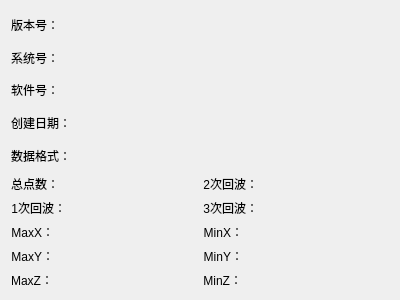
Before: the Qt Designer form ui/lasinfo.ui in sparclefan/lasviewer, drawn with Qt 5.
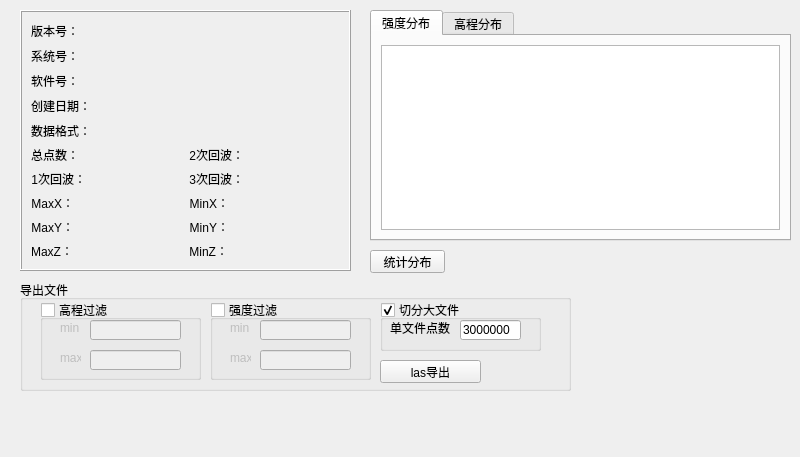
After: the same form once the commit is applied. Custom widgets are drawn as their Qt base class.

Commit message: add export/splitFile Las statistic charts

```diff
--- a/ui/lasinfo.ui
+++ b/ui/lasinfo.ui
@@ -6,13 +6,46 @@
    <rect>
     <x>0</x>
     <y>0</y>
-    <width>400</width>
-    <height>300</height>
+    <width>800</width>
+    <height>457</height>
    </rect>
   </property>
+  <property name="sizePolicy">
+   <sizepolicy hsizetype="Fixed" vsizetype="Fixed">
+    <horstretch>0</horstretch>
+    <verstretch>0</verstretch>
+   </sizepolicy>
+  </property>
+  <property name="minimumSize">
+   <size>
+    <width>415</width>
+    <height>457</height>
+   </size>
+  </property>
+  <property name="maximumSize">
+   <size>
+    <width>800</width>
+    <height>657</height>
+   </size>
+  </property>
   <property name="windowTitle">
    <string>Las文件信息</string>
   </property>
+  <widget class="QFrame" name="frame">
+   <property name="geometry">
+    <rect>
+     <x>20</x>
+     <y>10</y>
+     <width>331</width>
+     <height>261</height>
+    </rect>
+   </property>
+   <property name="frameShape">
+    <enum>QFrame::Box</enum>
+   </property>
+   <property name="frameShadow">
+    <enum>QFrame::Raised</enum>
+   </property>
   <layout class="QHBoxLayout" name="horizontalLayout">
    <item>
     <layout class="QVBoxLayout" name="verticalLayout_2">
@@ -432,6 +465,258 @@
    </item>
   </layout>
  </widget>
+  <widget class="QGroupBox" name="groupBox">
+   <property name="geometry">
+    <rect>
+     <x>20</x>
+     <y>280</y>
+     <width>551</width>
+     <height>111</height>
+    </rect>
+   </property>
+   <property name="title">
+    <string>导出文件</string>
+   </property>
+   <widget class="QGroupBox" name="gb_altitudeFilter">
+    <property name="geometry">
+     <rect>
+      <x>20</x>
+      <y>20</y>
+      <width>161</width>
+      <height>80</height>
+     </rect>
+    </property>
+    <property name="title">
+     <string>高程过滤</string>
+    </property>
+    <property name="checkable">
+     <bool>true</bool>
+    </property>
+    <property name="checked">
+     <bool>false</bool>
+    </property>
+    <widget class="QLabel" name="label_17">
+     <property name="geometry">
+      <rect>
+       <x>20</x>
+       <y>20</y>
+       <width>21</width>
+       <height>16</height>
+      </rect>
+     </property>
+     <property name="text">
+      <string>min</string>
+     </property>
+    </widget>
+    <widget class="QLabel" name="label_18">
+     <property name="geometry">
+      <rect>
+       <x>20</x>
+       <y>50</y>
+       <width>21</width>
+       <height>16</height>
+      </rect>
+     </property>
+     <property name="text">
+      <string>max</string>
+     </property>
+    </widget>
+    <widget class="QLineEdit" name="le_minAltitude">
+     <property name="geometry">
+      <rect>
+       <x>50</x>
+       <y>20</y>
+       <width>91</width>
+       <height>20</height>
+      </rect>
+     </property>
+    </widget>
+    <widget class="QLineEdit" name="le_maxAltitude">
+     <property name="geometry">
+      <rect>
+       <x>50</x>
+       <y>50</y>
+       <width>91</width>
+       <height>20</height>
+      </rect>
+     </property>
+    </widget>
+   </widget>
+   <widget class="QGroupBox" name="gb_intentFilter">
+    <property name="geometry">
+     <rect>
+      <x>190</x>
+      <y>20</y>
+      <width>161</width>
+      <height>80</height>
+     </rect>
+    </property>
+    <property name="title">
+     <string>强度过滤</string>
+    </property>
+    <property name="checkable">
+     <bool>true</bool>
+    </property>
+    <property name="checked">
+     <bool>false</bool>
+    </property>
+    <widget class="QLabel" name="label_19">
+     <property name="geometry">
+      <rect>
+       <x>20</x>
+       <y>20</y>
+       <width>21</width>
+       <height>16</height>
+      </rect>
+     </property>
+     <property name="text">
+      <string>min</string>
+     </property>
+    </widget>
+    <widget class="QLabel" name="label_20">
+     <property name="geometry">
+      <rect>
+       <x>20</x>
+       <y>50</y>
+       <width>21</width>
+       <height>16</height>
+      </rect>
+     </property>
+     <property name="text">
+      <string>max</string>
+     </property>
+    </widget>
+    <widget class="QLineEdit" name="le_minIntent">
+     <property name="geometry">
+      <rect>
+       <x>50</x>
+       <y>20</y>
+       <width>91</width>
+       <height>20</height>
+      </rect>
+     </property>
+    </widget>
+    <widget class="QLineEdit" name="le_maxIntent">
+     <property name="geometry">
+      <rect>
+       <x>50</x>
+       <y>50</y>
+       <width>91</width>
+       <height>20</height>
+      </rect>
+     </property>
+    </widget>
+   </widget>
+   <widget class="QPushButton" name="pb_export">
+    <property name="geometry">
+     <rect>
+      <x>360</x>
+      <y>80</y>
+      <width>101</width>
+      <height>23</height>
+     </rect>
+    </property>
+    <property name="text">
+     <string>las导出</string>
+    </property>
+   </widget>
+   <widget class="QGroupBox" name="gb_splitFile">
+    <property name="geometry">
+     <rect>
+      <x>360</x>
+      <y>20</y>
+      <width>161</width>
+      <height>51</height>
+     </rect>
+    </property>
+    <property name="title">
+     <string>切分大文件</string>
+    </property>
+    <property name="checkable">
+     <bool>true</bool>
+    </property>
+    <widget class="QLabel" name="label_16">
+     <property name="geometry">
+      <rect>
+       <x>10</x>
+       <y>20</y>
+       <width>71</width>
+       <height>16</height>
+      </rect>
+     </property>
+     <property name="text">
+      <string>单文件点数</string>
+     </property>
+    </widget>
+    <widget class="QLineEdit" name="le_pointsNum">
+     <property name="geometry">
+      <rect>
+       <x>80</x>
+       <y>20</y>
+       <width>61</width>
+       <height>20</height>
+      </rect>
+     </property>
+     <property name="text">
+      <string>3000000</string>
+     </property>
+    </widget>
+   </widget>
+  </widget>
+  <widget class="QPushButton" name="pb_statistic">
+   <property name="geometry">
+    <rect>
+     <x>370</x>
+     <y>250</y>
+     <width>75</width>
+     <height>23</height>
+    </rect>
+   </property>
+   <property name="text">
+    <string>统计分布</string>
+   </property>
+  </widget>
+  <widget class="QTabWidget" name="tabWidget">
+   <property name="geometry">
+    <rect>
+     <x>370</x>
+     <y>10</y>
+     <width>421</width>
+     <height>231</height>
+    </rect>
+   </property>
+   <property name="currentIndex">
+    <number>0</number>
+   </property>
+   <widget class="QWidget" name="tab">
+    <attribute name="title">
+     <string>强度分布</string>
+    </attribute>
+    <layout class="QHBoxLayout" name="horizontalLayout_17">
+     <item>
+      <widget class="QtCharts::QChartView" name="chart_Intent"/>
+     </item>
+    </layout>
+   </widget>
+   <widget class="QWidget" name="tab_2">
+    <attribute name="title">
+     <string>高程分布</string>
+    </attribute>
+    <layout class="QHBoxLayout" name="horizontalLayout_18">
+     <item>
+      <widget class="QtCharts::QChartView" name="chart_Altitude"/>
+     </item>
+    </layout>
+   </widget>
+  </widget>
+ </widget>
+ <customwidgets>
+  <customwidget>
+   <class>QtCharts::QChartView</class>
+   <extends>QGraphicsView</extends>
+   <header location="global">QtCharts/QChartView</header>
+  </customwidget>
+ </customwidgets>
  <resources/>
  <connections/>
 </ui>
```
Lines whose indentation alone changed are shown as unchanged. The commit also changes 9 other files.
